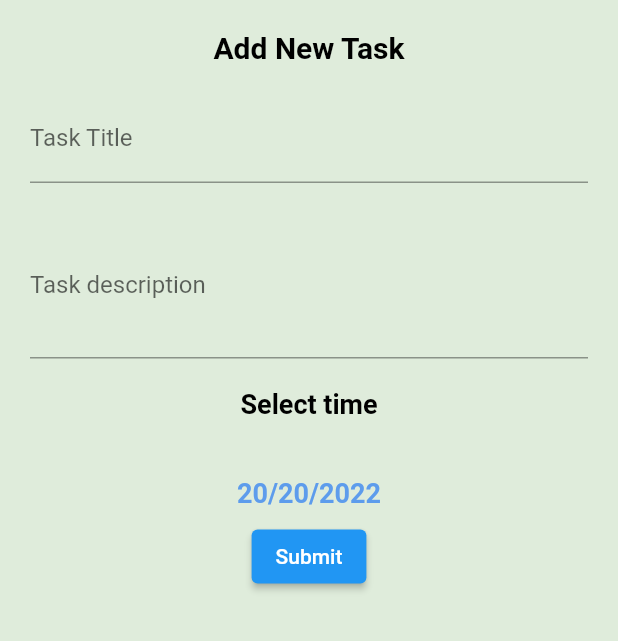
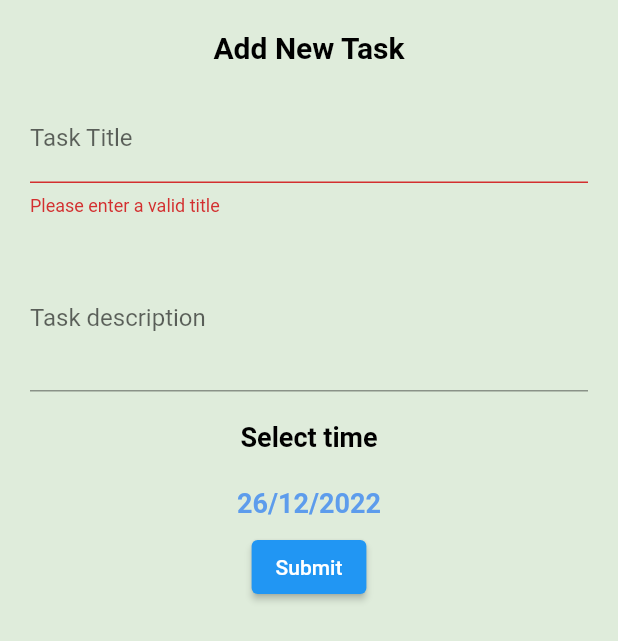
Before and after one commit to Taku-Android/ToDoApp, a Flutter app: the AddTask widget shown alone on an empty page, opened directly, after a tap on "Submit", on a phone screen of 412 x 824 dp. Shown: the top 641 px of the screen. Run offline on Flutter 3.47's test engine with Material 2 defaults, Android fonts, the phone set to English and light mode, and no system bars; our stand-ins replace calendar_timeline, cloud_firestore, firebase_core, flutter_slidable; accounts and stored records are empty; generated files the repository leaves out were written again.

Commit message:
- editing % add_task.dart{  - adding form key  - adding the controller to take the title and desc  - check for validation  - make onPressed function to insert Task  - make the datePicker async to wait for the user to pick a date } + date_utils.dart{  - to format the date to only save the Date not the time  - using extension fun } + dialogUtils.dart{  - the most important file u will reuse this file alot for other projects } + my_database.dart{  - all the functions to get tasks or update or delete } + task.dart{  - model class to hold the info u will send to firebase and also a mapping functions to get from fireStore and to fireStore }

```diff
--- /dev/null
+++ b/lib/database/task.dart
@@ -0,0 +1,39 @@
+class Task {
+
+
+  String id;
+
+  String title;
+
+  String description;
+
+  DateTime dateTime;
+
+  bool isDone;
+
+  Task(
+      { this.id = '',
+      required this.title,
+      required this.description,
+      required this.dateTime,
+      this.isDone = false});
+
+  Map<String, dynamic> toFireStore() {
+    return {
+      'id': id,
+      'title': title,
+      'description': description,
+      'dateTime': dateTime.millisecondsSinceEpoch,
+      'isDone': isDone
+    };
+  }
+
+  Task.fromFireStore(Map<String, dynamic> data)
+      : this(
+          id: data['id'],
+          title: data['title'],
+          description: data['description'],
+          dateTime: DateTime.fromMillisecondsSinceEpoch(data['dateTime']),
+          isDone: data['isDone'],
+        );
+}
--- a/lib/ui/home/add_task.dart
+++ b/lib/ui/home/add_task.dart
@@ -1,83 +1,162 @@
+
 import 'package:flutter/material.dart';
+import 'package:intl/intl.dart';
+import 'package:todo_app/database/my_database.dart';
+import 'package:todo_app/database/task.dart';
+import 'package:todo_app/utils/dialogUtils.dart';
 
-class AddTask extends StatefulWidget{
+class AddTask extends StatefulWidget {
   @override
   State<AddTask> createState() => _AddTaskState();
 }
 
 class _AddTaskState extends State<AddTask> {
+
+  var formKey = GlobalKey<FormState>();
+
+  var titleController = TextEditingController();
+  var descController = TextEditingController();
+
+
+
   @override
   Widget build(BuildContext context) {
-
     return Form(
+      key: formKey,
       child: Column(
-        children:  [
-
-          const SizedBox(height: 20,) ,
-
-          Text('Add New Task',
-            style:  Theme.of(context).textTheme.headline5,
-
-          ) ,
-
-
+        children: [
+          const SizedBox(
+            height: 20,
+          ),
+          Text(
+            'Add New Task',
+            style: Theme.of(context).textTheme.headline5,
+          ),
           Container(
             margin: const EdgeInsets.all(20),
             child: TextFormField(
+              controller: titleController,
+              validator: (input) {
+                if (input == null || input.trim().isEmpty) {
+                  return 'Please enter a valid title';
+                }
+                return null;
+              },
               decoration: const InputDecoration(
                 labelText: 'Task Title',
               ),
             ),
           ),
+          Container(
+            margin: const EdgeInsets.only(left: 20, right: 20, bottom: 20),
+            child: TextFormField(
+              controller: descController,
+              validator: (input) {
+                if (input == null || input.isEmpty) {
+                  input == "-------";
+                }
 
-          Container(
-            margin: const EdgeInsets.only(left: 20 , right: 20 , bottom: 20),
-            child: const TextField(
+                return null;
+              },
               minLines: 3,
-              maxLines: 3 ,
-              decoration: InputDecoration(
+              maxLines: 3,
+              decoration: const InputDecoration(
                 labelText: 'Task description',
               ),
             ),
           ),
-
-          Text('Select time' ,
-            style:  Theme.of(context).textTheme.headline6,
-
-          ) ,
-
-          const SizedBox(height: 30) ,
-
+          Text(
+            'Select time',
+            style: Theme.of(context).textTheme.headline6,
+          ),
+          const SizedBox(height: 15),
           InkWell(
-             onTap: (){
+            onTap: () {
               showTaskDatePicker();
             },
             child: Padding(
               padding: const EdgeInsets.all(8.0),
-               child: Text('20/20/2022' ,
-                 style:  Theme.of(context).textTheme.headline6?.copyWith(
-                     color: Theme.of(context).primaryColor ) ,
-
+              child: Text(
+                dateFormat.format(selectedDate),
+                style: Theme.of(context)
+                    .textTheme
+                    .headline6
+                    ?.copyWith(color: Theme.of(context).primaryColor),
               ),
             ),
-           ) ,
-
-          ElevatedButton(onPressed: (){
-
-          }, child: Text('Submit'),)
-
+          ),
+          ElevatedButton(
+            onPressed: () {
+              insertTask();
+            },
+            child: Text('Submit'),
+          )
         ],
       ),
     );
+  }
+
+  insertTask() async{
+    if (formKey.currentState?.validate() == false) {
+      return ;
+    }
+      Task task = Task(
+          title: titleController.text,
+          description: descController.text,
+          dateTime: selectedDate);
+
+    DialogUtils.showProgressDialog(context , 'Loading...' , isDismissable: true );
+
+
+    try{
+
+      await MyDataBase.insertTask(task);
+      titleController.text = '' ;
+      descController.text = '' ;
+      selectedDate = DateTime.now() ;
+      DialogUtils.hideDialog(context);
+      DialogUtils.showMessage(context, 'task saved....' ,
+          posActionTitle: 'OK' ,
+          posAction: (){
+            Navigator.pop(context);
+          },
+          negActionTitle: 'Cancel');
+
+
+    }catch(e){
+      DialogUtils.showMessage(context, e.toString() ,
+          posActionTitle: 'OK' ,
+          posAction: (){
+            Navigator.pop(context);
+          },);
+    }
+
+
+
 
   }
 
-  void showTaskDatePicker(){
 
-    showDatePicker(context: context,
-        initialDate: DateTime.now(),
+
+  DateFormat dateFormat = DateFormat("dd/MM/yyyy");
+  var selectedDate = DateTime.now();
+
+  void showTaskDatePicker() async {
+    var userSelectedDate = await showDatePicker(
+        context: context,
+        initialDate: selectedDate,
         firstDate: DateTime.now(),
-        lastDate: DateTime.now().add(Duration(days: 30))) ;
+        lastDate: DateTime.now().add(Duration(days: 365)));
 
+    if (userSelectedDate == null) {
+      return;
+    }
+
+
+    setState(() {
+
+      selectedDate = userSelectedDate;
+
+    });
   }
 }
--- a/pubspec.yaml
+++ b/pubspec.yaml
@@ -38,6 +38,9 @@ dependencies:
   cupertino_icons: ^1.0.2
   calendar_timeline: ^1.1.0
   flutter_slidable: ^2.0.0
+  firebase_core: ^2.4.0
+  cloud_firestore: ^4.2.0
+  intl: ^0.17.0
 
 dev_dependencies:
   flutter_test:
```
Also changed, not shown: lib/database/my_database.dart (added, +68 -0 lines), lib/main.dart (+9 -1 lines), lib/ui/home/tasks_lists/TasksTab.dart (+81 -23 lines), lib/ui/home/tasks_lists/task_item.dart (+74 -28 lines), lib/utils/date_utils.dart (added, +27 -0 lines), lib/utils/dialogUtils.dart (added, +63 -0 lines), pubspec.lock, 2 other files. Lines whose indentation alone changed are shown as unchanged.
